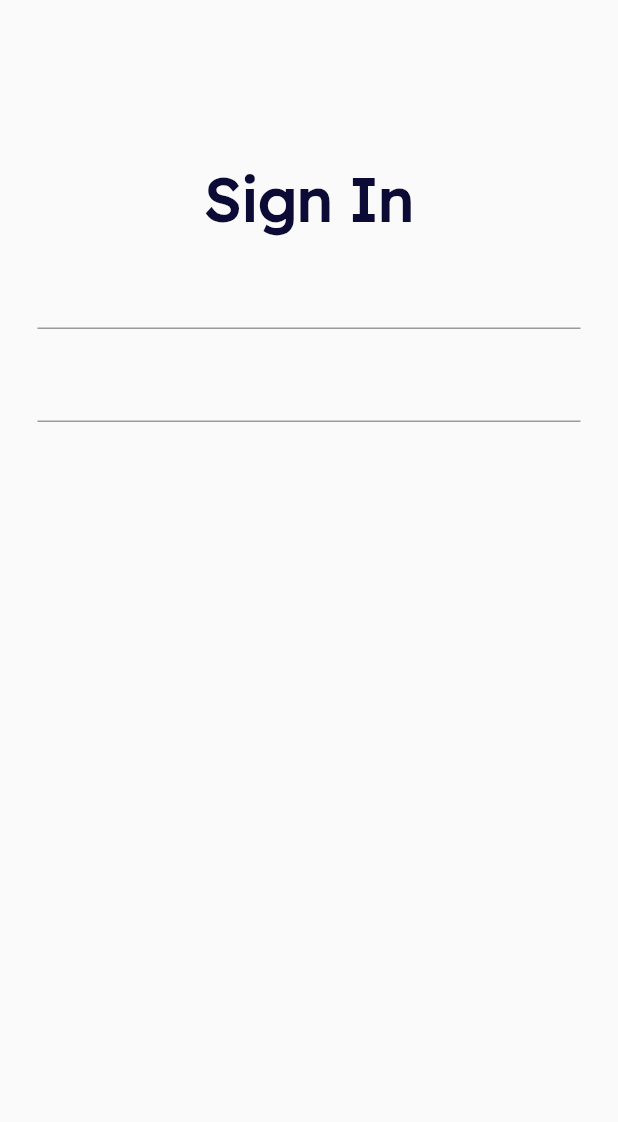
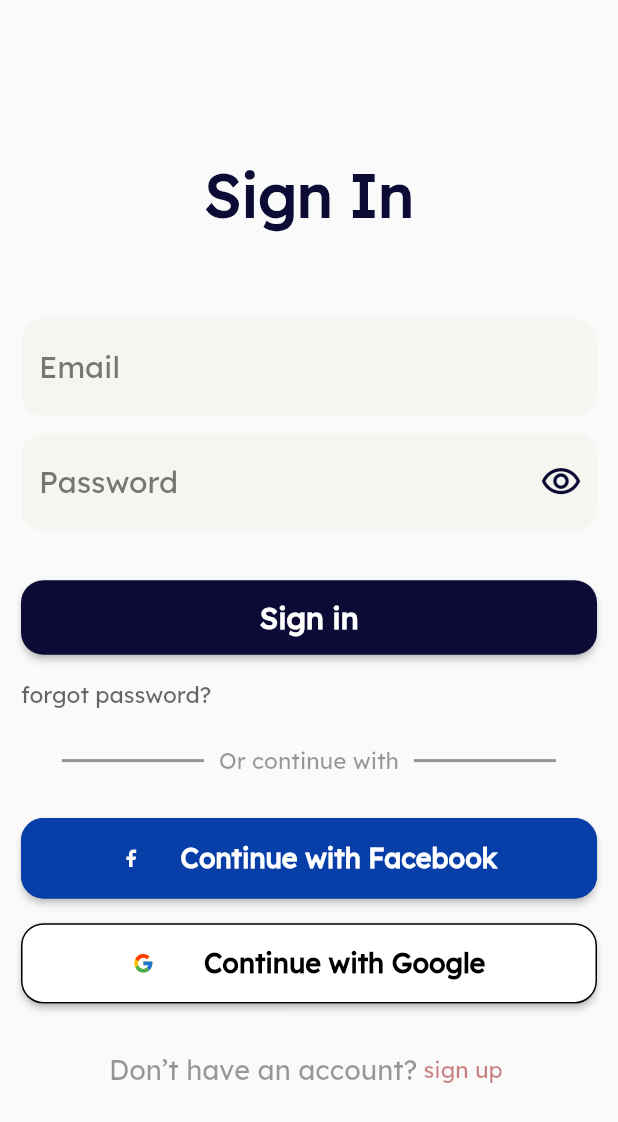
Before and after one commit to maryamyasserr/DermaByte, a Flutter app: the screen it shows after launch, after a tap on "Continue", on a phone screen of 412 x 824 dp. Shown: the top 1122 px of the screen. Run offline on Flutter 3.47's test engine with Material 2 defaults, Android fonts, the light colour scheme and no system bars; our stand-ins replace flutter_svg, font_awesome_flutter, go_router, google_fonts.

Commit message:
Finish Sign In Feature

```diff
--- a/lib/Core/utils/assets.dart
+++ b/lib/Core/utils/assets.dart
@@ -5,4 +5,6 @@ class Assets {
   static const kWallBlock = "assets/images/wallClock.svg";
   static const kBackground = "assets/images/background.png";
   static const kProfileAvatar = 'assets/images/profile_avatar.svg';
+  static const String kFacebookIcon = 'assets/images/facebook_icon.svg';
+  static const kGoogleIcon = 'assets/images/google_icon.svg';
 }
--- a/lib/Core/utils/colors.dart
+++ b/lib/Core/utils/colors.dart
@@ -4,4 +4,7 @@ class AppColors {
   static const kPrimaryColor = Color(0xff0C0B35);
   static const kCardColor = Color(0xffF2FBFA);
   static const kWhiteColor = Color(0xffFFFFFF);
+  static const kFilledTextForm = Color(0xffF5F6F0);
+  static const kTextInForm = Color.fromARGB(255, 86, 86, 86);
+  static const kfacebookButton = Color(0xff083EA8);
 }
--- a/lib/Core/utils/font_styels.dart
+++ b/lib/Core/utils/font_styels.dart
@@ -1,71 +1,63 @@
 import 'package:dermabyte/Core/utils/colors.dart';
 import 'package:flutter/material.dart';
+import 'package:google_fonts/google_fonts.dart';
 
 class Styels {
-  static const textStyle40 = TextStyle(
+  static final textStyle40 = GoogleFonts.lexend(
       fontSize: 40,
       fontWeight: FontWeight.w700,
-      fontFamily: 'Lexend',
       color: AppColors.kPrimaryColor);
-  static const textStyle20_700 = TextStyle(
+  static final textStyle20_700 = GoogleFonts.lexend(
       fontSize: 20,
       fontWeight: FontWeight.w700,
-      fontFamily: 'Lexend',
       color: AppColors.kPrimaryColor);
-  static const textStyle20_200 = TextStyle(
+  static final textStyle20_200 = GoogleFonts.lexend(
       fontSize: 20,
       fontWeight: FontWeight.w200,
-      fontFamily: 'Lexend',
       color: AppColors.kPrimaryColor);
-  static const textStyle20_300 = TextStyle(
+  static final textStyle20_300 = GoogleFonts.lexend(
       fontSize: 20,
       fontWeight: FontWeight.w300,
-      fontFamily: 'Lexend',
       color: AppColors.kPrimaryColor);
-  static const textStyle15_300 = TextStyle(
+  static final textStyle15_300 = GoogleFonts.lexend(
       fontSize: 15,
       fontWeight: FontWeight.w300,
-      fontFamily: 'Lexend',
       color: AppColors.kPrimaryColor);
-  static const textStyle18_400 = TextStyle(
+  static final textStyle18_400 = GoogleFonts.lexend(
       fontSize: 18,
       fontWeight: FontWeight.w400,
-      fontFamily: 'Lexend',
       color: AppColors.kPrimaryColor);
 
-  static const textStyle24_600 = TextStyle(
+  static final textStyle24_600 = GoogleFonts.lexend(
       fontSize: 24,
       fontWeight: FontWeight.w600,
-      fontFamily: 'Lexend',
       color: AppColors.kPrimaryColor);
-  static const textStyle18_600 = TextStyle(
+  static final textStyle18_600 = GoogleFonts.lexend(
       fontSize: 18,
       fontWeight: FontWeight.w600,
-      fontFamily: 'Lexend',
       color: AppColors.kPrimaryColor);
-  static const textStyle12_200 = TextStyle(
+  static final textStyle12_200 = GoogleFonts.lexend(
       fontSize: 12,
       fontWeight: FontWeight.w200,
-      fontFamily: 'Lexend',
       color: AppColors.kPrimaryColor);
-  static const textStyle14_300 = TextStyle(
+  static final textStyle14_300 = GoogleFonts.lexend(
       fontSize: 14,
       fontWeight: FontWeight.w300,
-      fontFamily: 'Lexend',
       color: AppColors.kPrimaryColor);
-  static const textStyle12_700 = TextStyle(
+  static final textStyle12_700 = GoogleFonts.lexend(
       fontSize: 12,
       fontWeight: FontWeight.w700,
-      fontFamily: 'Lexend',
       color: AppColors.kPrimaryColor);
-  static const textStyle16_400 = TextStyle(
+  static final textStyle16_400 = GoogleFonts.lexend(
       fontSize: 16,
       fontWeight: FontWeight.w400,
-      fontFamily: 'Lexend',
       color: AppColors.kPrimaryColor);
-  static const textStyle18_300 = TextStyle(
+  static final textStyle18_300 = GoogleFonts.lexend(
       fontSize: 18,
       fontWeight: FontWeight.w300,
-      fontFamily: 'Lexend',
+      color: AppColors.kPrimaryColor);
+  static final textStyle15_400 = GoogleFonts.lexend(
+      fontSize: 15,
+      fontWeight: FontWeight.w400,
       color: AppColors.kPrimaryColor);
 }
--- a/lib/Core/utils/routes.dart
+++ b/lib/Core/utils/routes.dart
@@ -2,6 +2,7 @@ import 'package:dermabyte/Features/Appoinments/View/appoinments_view.dart';
 import 'package:dermabyte/Features/Appoinments/View/follow_up_view.dart';
 import 'package:dermabyte/Features/Appoinments/View/upcoming_view.dart';
 import 'package:dermabyte/Features/Authentication/View/sign_in.dart';
+import 'package:dermabyte/Features/Authentication/View/sign_up.dart';
 import 'package:dermabyte/Features/Profile/View/profile_view.dart';
 import 'package:dermabyte/Features/Splash/View/intro_view.dart';
 import 'package:dermabyte/Features/Splash/View/splash_view.dart';
@@ -15,6 +16,7 @@ abstract class AppRoutes {
   static String kAppoinments = '/Appoinments';
   static String kAppIntro = '/AppIntro';
   static String kSignIn = '/SignIn';
+  static String kSignUp = '/SignUp';
 
   static final router = GoRouter(routes: [
     GoRoute(path: '/', builder: (context, state) => const SplashView()),
@@ -25,6 +27,7 @@ abstract class AppRoutes {
     GoRoute(path: kAppoinments , builder: (context, state) => const AppoinmentsView()),
     GoRoute(path: kAppIntro , builder: (context, state) => const AppIntro()),
     GoRoute(path: kSignIn , builder: (context, state) => const SignIn()),
+    GoRoute(path: kSignUp , builder: (context, state) => const SignUp()),
 
   ]);
 }
--- a/lib/Features/Appoinments/View/Widgets/upcoming_body.dart
+++ b/lib/Features/Appoinments/View/Widgets/upcoming_body.dart
@@ -24,12 +24,12 @@ class UpComingBody extends StatelessWidget {
             child: Column(
               crossAxisAlignment: CrossAxisAlignment.start,
               children:[
-                const Text(
+                Text(
                   "The doctor has scheduled an online appointment for you on Tuesday 10/24/2023, at 2:30 PM.",
                   style: Styels.textStyle18_400
                   ),
                 SizedBox(height: MediaQuery.of(context).size.height*0.07,),
-                const Text(
+                Text(
                   "please click on the call button right 5 minutes before the appointment.",
                   style: Styels.textStyle14_300
                   ),
--- /dev/null
+++ b/lib/Features/Authentication/View/Widgets/continue_with_button.dart
@@ -0,0 +1,46 @@
+import 'package:dermabyte/Core/utils/colors.dart';
+import 'package:dermabyte/Core/utils/font_styels.dart';
+import 'package:flutter/material.dart';
+import 'package:flutter_svg/flutter_svg.dart';
+
+class ContinueWithButton extends StatelessWidget {
+  final String buttonName;
+  final Color backgroundColor;
+  final String image;
+  final TextStyle? textStyle;
+  final Color borderSideColor;
+  const ContinueWithButton(
+      {super.key,
+      required this.borderSideColor,
+      required this.buttonName,
+      required this.backgroundColor,
+      required this.image,
+      required this.textStyle});
+
+  @override
+  Widget build(BuildContext context) {
+    var mediaQuery = MediaQuery.of(context).size;
+    return ElevatedButton(
+        style: ElevatedButton.styleFrom(
+            padding: EdgeInsets.symmetric(
+                horizontal: mediaQuery.width * 0.10,
+                vertical: mediaQuery.height * 0.015),
+            backgroundColor: backgroundColor,
+            shape: RoundedRectangleBorder(
+              side: BorderSide(color: borderSideColor),
+              borderRadius: BorderRadius.circular(15.0),
+            )),
+        onPressed: () {},
+        child: Row(
+          mainAxisAlignment: MainAxisAlignment.spaceEvenly,
+          children: [
+            SvgPicture.asset(
+              image,
+              height: mediaQuery.height * 0.035,
+              width: mediaQuery.width * 0.035,
+            ),
+            Text(buttonName, style: textStyle),
+          ],
+        ));
+  }
+}
--- a/lib/Features/Authentication/View/Widgets/sign_button.dart
+++ b/lib/Features/Authentication/View/Widgets/sign_button.dart
@@ -16,7 +16,7 @@ class SignButton extends StatelessWidget {
     return ElevatedButton(
                     style: ElevatedButton.styleFrom(
                         padding: EdgeInsets.symmetric(
-                            horizontal: mediaQuery.width * 0.36,
+                            horizontal: mediaQuery.width * 0.35,
                             vertical: mediaQuery.height * 0.015),
                         backgroundColor: AppColors.kPrimaryColor,
                         shape: RoundedRectangleBorder(
--- a/lib/Features/Authentication/View/Widgets/sign_in_body.dart
+++ b/lib/Features/Authentication/View/Widgets/sign_in_body.dart
@@ -1,24 +1,138 @@
+import 'package:dermabyte/Core/utils/assets.dart';
+import 'package:dermabyte/Core/utils/colors.dart';
 import 'package:dermabyte/Core/utils/font_styels.dart';
+import 'package:dermabyte/Core/utils/routes.dart';
+import 'package:dermabyte/Features/Authentication/View/Widgets/continue_with_button.dart';
+import 'package:dermabyte/Features/Authentication/View/Widgets/sign_button.dart';
 import 'package:dermabyte/Features/Authentication/View/Widgets/text_form.dart';
 import 'package:flutter/material.dart';
+import 'package:go_router/go_router.dart';
 
-class SignInBody extends StatelessWidget {
+class SignInBody extends StatefulWidget {
   const SignInBody({super.key});
+  static TextEditingController emailController = TextEditingController();
+  static TextEditingController passwordController = TextEditingController();
 
+  @override
+  State<SignInBody> createState() => _SignInBodyState();
+}
+
+class _SignInBodyState extends State<SignInBody> {
+  bool isVisible = false;
   @override
   Widget build(BuildContext context) {
     var mediaQuery = MediaQuery.of(context).size;
     return Padding(
-      padding: const EdgeInsets.all(25.0),
-      child: Container(
-        child: Column(children: [
-          SizedBox(height: mediaQuery.height * 0.1),
+      padding: const EdgeInsets.all(14.0),
+      child: SingleChildScrollView(
+        child:
+            Column(crossAxisAlignment: CrossAxisAlignment.stretch, children: [
+          SizedBox(height: mediaQuery.height * 0.11),
           Text(
             'Sign In',
             style: Styels.textStyle40,
+            textAlign: TextAlign.center,
           ),
-          TextForm(label: 'Email'),
-          TextForm(label: 'Password'),
+          SizedBox(height: mediaQuery.height * 0.07),
+          TextForm(
+            label: 'Email',
+            controller: SignInBody.emailController,
+          ),
+          SizedBox(height: mediaQuery.height * 0.014),
+          TextForm(
+            label: 'Password',
+            controller: SignInBody.passwordController,
+            suffixIcon: GestureDetector(
+                onTap: () {
+                  isVisible = !isVisible;
+                  setState(() {});
+                },
+                child: isVisible == true
+                    ? const Icon(
+                        Icons.visibility_off_outlined,
+                        size: 28,
+                        color: AppColors.kPrimaryColor,
+                      )
+                    : const Icon(
+                        Icons.visibility_outlined,
+                        size: 28,
+                        color: AppColors.kPrimaryColor,
+                      )),
+            obscureText: !isVisible,
+          ),
+          SizedBox(height: mediaQuery.height * 0.04),
+          const SignButton(buttonName: 'Sign in'),
+          SizedBox(height: mediaQuery.height * 0.021),
+          Text(
+            'forgot password?',
+            style: Styels.textStyle15_400
+                .copyWith(color: const Color.fromRGBO(0, 0, 0, 0.6)),
+            textAlign: TextAlign.left,
+          ),
+          SizedBox(height: mediaQuery.height * 0.03),
+          IntrinsicHeight(
+            child: Row(
+              mainAxisAlignment: MainAxisAlignment.center,
+              children: [
+                Container(
+                  height: 2.0,
+                  width: mediaQuery.width * 0.23,
+                  color: const Color.fromRGBO(0, 0, 0, 0.4),
+                  margin: const EdgeInsets.only(left: 10.0, right: 10.0),
+                ),
+                Text(
+                  'Or continue with',
+                  style: Styels.textStyle15_400
+                      .copyWith(color: const Color.fromRGBO(0, 0, 0, 0.4)),
+                  textAlign: TextAlign.center,
+                ),
+                Container(
+                  height: 2.0,
+                  width: mediaQuery.width * 0.23,
+                  color: const Color.fromRGBO(0, 0, 0, 0.4),
+                  margin: const EdgeInsets.only(left: 10.0, right: 10.0),
+                ),
+              ],
+            ),
+          ),
+          SizedBox(height: mediaQuery.height * 0.035),
+          ContinueWithButton(
+              borderSideColor: AppColors.kfacebookButton,
+              textStyle: Styels.textStyle12_700
+                  .copyWith(fontSize: 18, color: AppColors.kWhiteColor),
+              image: Assets.kFacebookIcon,
+              buttonName: 'Continue with Facebook',
+              backgroundColor: AppColors.kfacebookButton),
+          SizedBox(height: mediaQuery.height * 0.02),
+          ContinueWithButton(
+              borderSideColor: Colors.black,
+              textStyle: Styels.textStyle12_700
+                  .copyWith(fontSize: 18, color: Colors.black),
+              image: Assets.kGoogleIcon,
+              buttonName: 'Continue with Google',
+              backgroundColor: AppColors.kWhiteColor),
+          SizedBox(height: mediaQuery.height * 0.04),
+          InkWell(
+            onTap: () {
+              GoRouter.of(context).push(AppRoutes.kSignUp);
+            },
+            child: Row(
+              mainAxisAlignment: MainAxisAlignment.center,
+              children: [
+                Text(
+                  'Don’t have an account?',
+                  style: Styels.textStyle18_300
+                      .copyWith(color: const Color.fromRGBO(0, 0, 0, 0.4)),
+                ),
+                SizedBox(width: mediaQuery.width * 0.01),
+                Text(
+                  'sign up ',
+                  style: Styels.textStyle15_300
+                      .copyWith(color: Color.fromRGBO(150, 1, 1, 0.5)),
+                )
+              ],
+            ),
+          )
         ]),
       ),
     );
--- /dev/null
+++ b/lib/Features/Authentication/View/Widgets/sign_up_body.dart
@@ -0,0 +1,10 @@
+import 'package:flutter/material.dart';
+
+class SignUpBody extends StatelessWidget {
+  const SignUpBody({super.key});
+
+  @override
+  Widget build(BuildContext context) {
+    return const Placeholder();
+  }
+}
--- a/lib/Features/Authentication/View/Widgets/text_form.dart
+++ b/lib/Features/Authentication/View/Widgets/text_form.dart
@@ -1,21 +1,39 @@
+import 'package:dermabyte/Core/utils/colors.dart';
 import 'package:dermabyte/Core/utils/font_styels.dart';
 import 'package:flutter/material.dart';
 
 class TextForm extends StatelessWidget {
-  final String label ;
-  const TextForm({super.key,
-  required this.label
-  });
+  final TextEditingController controller;
+  final FormFieldValidator<String>? validator;
+  final String label;
+  bool obscureText;
+  Widget? suffixIcon;
+  TextForm({super.key,
+   required this.label,
+   required this.controller ,
+   this.validator ,
+   this.obscureText = false,
+   this.suffixIcon,
+    });
 
   @override
   Widget build(BuildContext context) {
     return TextFormField(
-       decoration: InputDecoration(
-        labelText: label ,
-        labelStyle: Styels.textStyle20_200.copyWith(
-           color:  Color(0xff0000005E)
-        )
-        ),
+      controller: controller,
+      validator: validator,
+      obscureText: obscureText,
+      decoration: InputDecoration(
+        suffixIcon: suffixIcon,
+        fillColor: AppColors.kFilledTextForm,
+        filled: true,
+        hintText: label,
+        hintStyle: Styels.textStyle20_200
+            .copyWith(color: AppColors.kTextInForm.withOpacity(0.8),
+            ),
+        border: OutlineInputBorder(
+            borderRadius: BorderRadius.circular(15),
+            borderSide: BorderSide.none),
+      ),
     );
   }
 }
--- /dev/null
+++ b/lib/Features/Authentication/View/sign_up.dart
@@ -0,0 +1,11 @@
+import 'package:dermabyte/Features/Authentication/View/Widgets/sign_up_body.dart';
+import 'package:flutter/material.dart';
+
+class SignUp extends StatelessWidget {
+  const SignUp({super.key});
+
+  @override
+  Widget build(BuildContext context) {
+    return const SignUpBody();
+  }
+}
--- a/lib/Features/Splash/View/Widgets/splash_body.dart
+++ b/lib/Features/Splash/View/Widgets/splash_body.dart
@@ -16,7 +16,7 @@ class SplashBody extends StatelessWidget {
           SizedBox(
             height: mediaQuery.height * 0.0005,
           ),
-          const Text(
+           Text(
             'DermaByte',
             style: Styels.textStyle40,
           )
```
Also changed, not shown: assets/images/facebook_icon.svg (added), assets/images/google_icon.svg (added).
